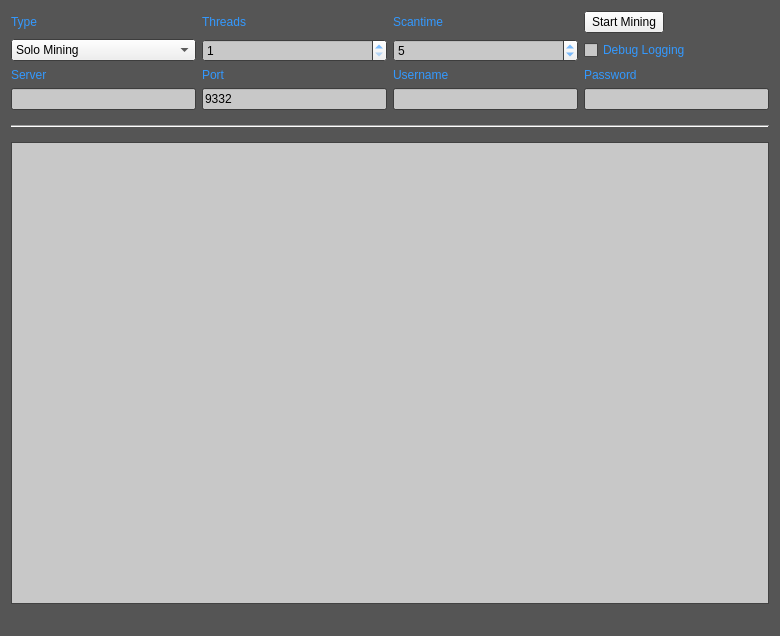
First picture: the form in src/qt/forms/miningpage.ui, repository G2C/G2C, before the edit.
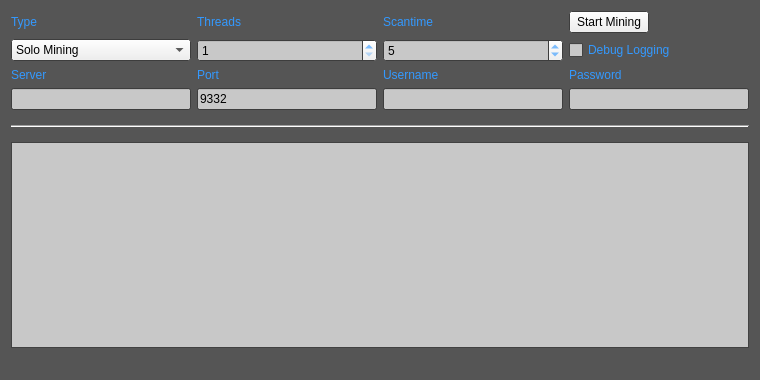
Second picture: the form after the edit.

Patch:
```diff
--- a/src/qt/forms/miningpage.ui
+++ b/src/qt/forms/miningpage.ui
@@ -6,8 +6,8 @@
    <rect>
     <x>0</x>
     <y>0</y>
-    <width>780</width>
-    <height>636</height>
+    <width>760</width>
+    <height>380</height>
    </rect>
   </property>
   <property name="palette">
```
Left out of the diff: 91 changed lines with no effect on the pictures.
